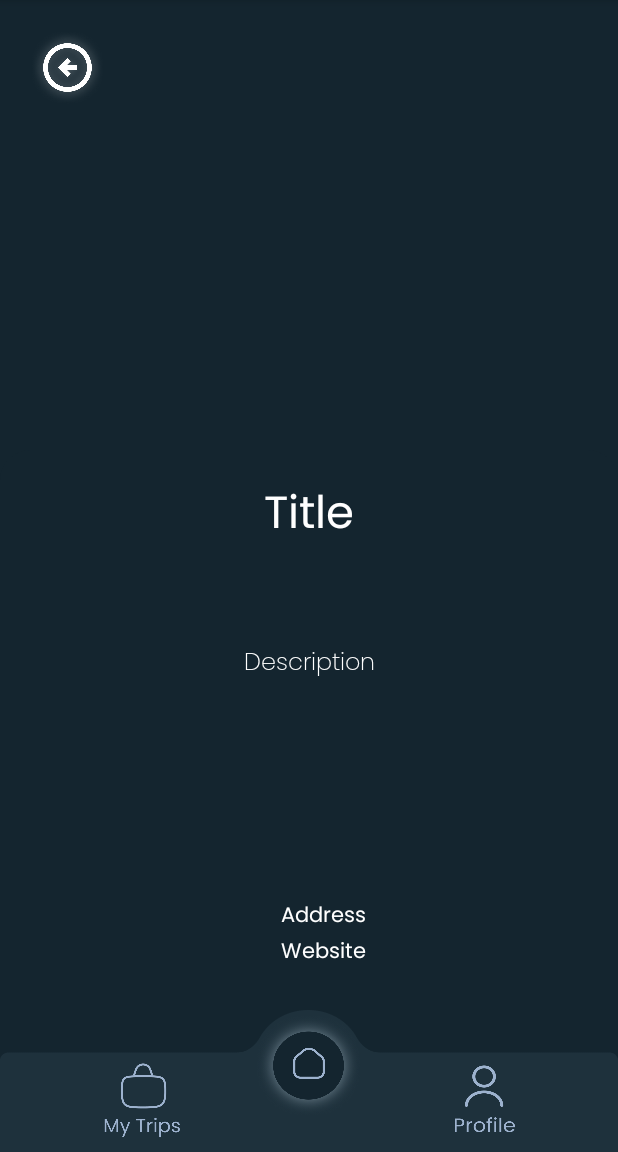
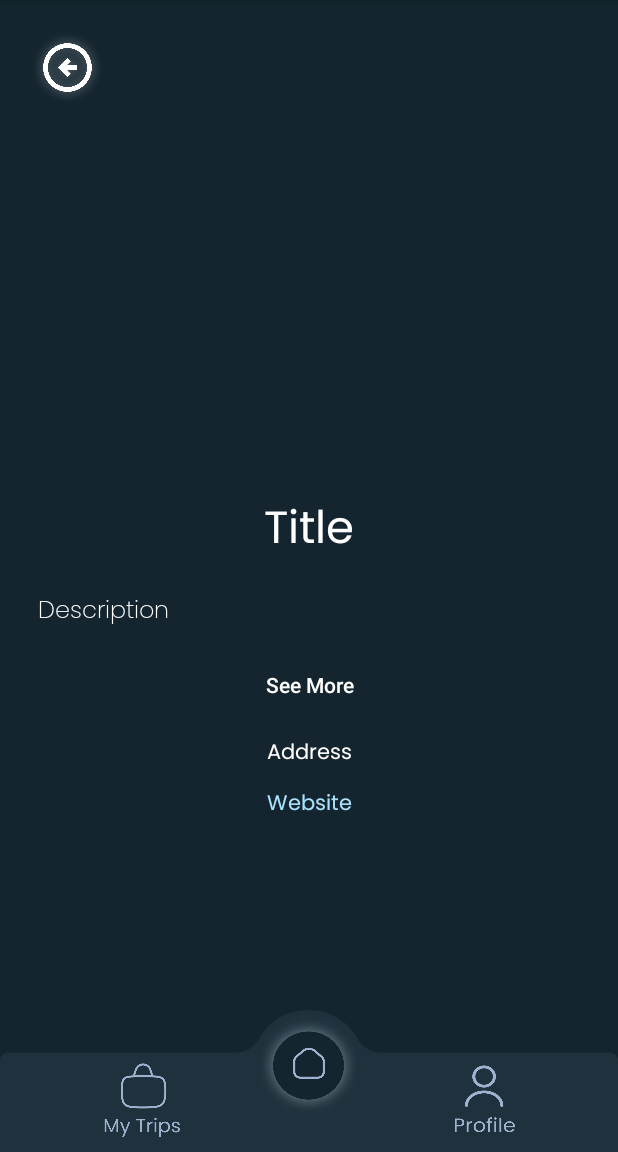
Before and after one commit to rithvik213/TripPlanner, an Android app: the AttractionsFragment screen opened through its navigation route, on a phone screen of 412 x 824 dp, the part 84-1236 px from its top. Run offline under Robolectric (Android 15) with nearby library versions, the phone set to English and light mode, and no system bars; our stand-ins replace navigation-ui; libraries missing offline, so code that uses them is left out: com.google.api.services; pictures from the network do not load.

Commit message:
fully refined home screen with functionality to update location properly, loading screen fully confugured, and attraction page UI updated

```diff
--- a/app/src/main/java/com/example/tripplanner/AttractionsFragment.kt
+++ b/app/src/main/java/com/example/tripplanner/AttractionsFragment.kt
@@ -1,13 +1,19 @@
 package com.example.tripplanner
 
+import android.content.Intent
+import android.net.Uri
 import android.os.Bundle
+import android.text.TextUtils
 import android.util.Log
 import android.view.LayoutInflater
 import android.view.View
 import android.view.ViewGroup
+import android.webkit.URLUtil
+import android.widget.Button
 import android.widget.ImageButton
 import android.widget.ImageView
 import android.widget.TextView
+import android.widget.Toast
 import androidx.fragment.app.Fragment
 import androidx.lifecycle.ViewModelProvider
 import androidx.navigation.fragment.findNavController
@@ -40,6 +46,29 @@ class AttractionsFragment : Fragment() {
         locationId?.let {
             fetchAttractionDetails(it)
         }
+
+        backButton = view.findViewById<ImageButton>(R.id.backbutton)
+        backButton.setOnClickListener {
+            findNavController().popBackStack(R.id.discoverPageFragment, false)
+
+        }
+
+        val seeMoreButton = view.findViewById<Button>(R.id.seeMoreButton)
+        val descriptionTextView = view.findViewById<TextView>(R.id.attractiondescription)
+        seeMoreButton.setOnClickListener {
+            toggleDescription(descriptionTextView, seeMoreButton)
+        }
+
+        val websiteTextView = view.findViewById<TextView>(R.id.attractionwebsite)
+        websiteTextView.setOnClickListener {
+            val url = websiteTextView.text.toString()
+            if (URLUtil.isValidUrl(url)) {
+                val intent = Intent(Intent.ACTION_VIEW, Uri.parse(url))
+                startActivity(intent)
+            } else {
+                Toast.makeText(context, "Invalid URL", Toast.LENGTH_SHORT).show()
+            }
+        }
     }
 
     private fun fetchAttractionDetails(locationId: String) {
@@ -53,6 +82,22 @@ class AttractionsFragment : Fragment() {
             observeAttractionDetails()
         }
     }
+
+
+    private fun toggleDescription(descriptionTextView: TextView, seeMoreButton: Button) {
+        if (descriptionTextView.maxLines == Integer.MAX_VALUE) {
+            descriptionTextView.maxLines = 4
+            descriptionTextView.ellipsize = TextUtils.TruncateAt.END
+            seeMoreButton.text = "See More"
+        } else {
+            descriptionTextView.maxLines = Integer.MAX_VALUE
+            descriptionTextView.ellipsize = null
+            seeMoreButton.text = "See Less"
+        }
+    }
+
+
+
 
     private fun observeAttractionDetails() {
         viewModel.attractionDetails.observe(viewLifecycleOwner) { details ->
--- a/app/src/main/java/com/example/tripplanner/DestinationsPage.kt
+++ b/app/src/main/java/com/example/tripplanner/DestinationsPage.kt
@@ -54,7 +54,7 @@ class DestinationsPage : Fragment() {
 
         backButton = view.findViewById<ImageButton>(R.id.backbutton)
         backButton.setOnClickListener {
-            findNavController().navigate(R.id.destinationInfoPage_to_DiscoverPage)
+            findNavController().popBackStack(R.id.discoverPageFragment, false)
         }
         return view
     }
--- a/app/src/main/java/com/example/tripplanner/MainActivity.kt
+++ b/app/src/main/java/com/example/tripplanner/MainActivity.kt
@@ -45,7 +45,7 @@ class MainActivity : AppCompatActivity() {
         navController = navHostFragment.navController
 
         fabHome.setOnClickListener {
-            navController.navigate(R.id.global_action_to_homeScreen)
+            navController.navigate(R.id.global_action_to_discoverPage)
         }
 
         fabPerson.setOnClickListener {
--- a/app/src/main/res/layout/fragment_attractions.xml
+++ b/app/src/main/res/layout/fragment_attractions.xml
@@ -9,84 +9,103 @@
 
     <FrameLayout
         android:layout_width="match_parent"
-        android:layout_height="wrap_content">
+        android:layout_height="320dp">
 
         <ImageView
+            android:id="@+id/attractionimage"
             android:layout_width="match_parent"
-            android:id="@+id/attractionimage"
-            android:scaleType="centerCrop"
-            android:layout_height="320dp" />
+            android:layout_height="match_parent"
+            android:scaleType="centerCrop" />
+
         <ImageButton
+            android:id="@+id/backbutton"
             android:layout_width="50dp"
             android:layout_height="50dp"
-            android:id="@+id/backbutton"
-            android:layout_marginLeft="20dp"
-            android:layout_marginTop="20dp"
-            android:background="@drawable/backarrow"/>
+            android:layout_margin="20dp"
+            android:background="@drawable/backarrow" />
+
         <View
             android:layout_width="match_parent"
             android:layout_height="20dp"
             android:layout_gravity="bottom"
             android:background="@drawable/destinationcardcorners" />
-
     </FrameLayout>
 
-
-    <TextView
-        android:layout_width="wrap_content"
-        android:layout_height="wrap_content"
-        android:fontFamily="@font/poppins"
-        android:id="@+id/attractiontitle"
-        android:layout_gravity="center"
-        android:text="Title"
-        android:paddingLeft="5dp"
-        android:paddingRight="5dp"
-        android:textColor="@color/white"
-        android:textSize="30dp" />
-
     <ScrollView
-        android:layout_width="340dp"
-        android:layout_height="230dp"
-        android:layout_gravity="center"
-        android:paddingTop="10dp"
-        android:paddingBottom="10dp"
+        android:layout_width="match_parent"
+        android:layout_height="0dp"
+        android:layout_weight="1"
         android:fillViewport="true">
 
-    <TextView
-        android:id="@+id/attractiondescription"
-        android:layout_width="340dp"
-        android:layout_height="230dp"
-        android:layout_gravity="center"
-        android:paddingRight="15dp"
-        android:paddingTop="50dp"
-        android:paddingLeft="15dp"
-        android:scrollbars="vertical"
-        android:textAlignment="center"
-        android:textSize="16sp"
-        android:fontFamily="@font/poppinslight"
-        android:text="Description"
-        android:textColor="@color/white" />
+        <LinearLayout
+            android:layout_width="match_parent"
+            android:layout_height="wrap_content"
+            android:orientation="vertical"
+            android:padding="10dp">
 
-    </ScrollView>
-    <TextView
-        android:id="@+id/attractionaddress"
-        android:layout_width="wrap_content"
-        android:layout_height="wrap_content"
-        android:textColor="@color/white"
-        android:text="Address"
-        android:layout_gravity="center"
-        android:fontFamily="@font/poppins"
-        android:layout_marginLeft="10dp"/>
+            <TextView
+                android:id="@+id/attractiontitle"
+                android:layout_width="match_parent"
+                android:layout_height="wrap_content"
+                android:text="Title"
+                android:gravity="center"
+                android:textSize="30sp"
+                android:textColor="@color/white"
+                android:fontFamily="@font/poppins"
+                android:maxLines="2"
+                android:ellipsize="end" />
 
-    <TextView
-        android:id="@+id/attractionwebsite"
-        android:layout_width="wrap_content"
-        android:layout_height="wrap_content"
-        android:textColor="@color/white"
-        android:layout_gravity="center"
-        android:text="Website"
-        android:fontFamily="@font/poppins"
-        android:layout_marginLeft="10dp"/>
+            <TextView
+                android:id="@+id/attractiondescription"
+                android:layout_width="match_parent"
+                android:layout_height="wrap_content"
+                android:text="Description"
+                android:textSize="16sp"
+                android:textColor="@color/white"
+                android:fontFamily="@font/poppinslight"
+                android:padding="15dp"
+                android:maxLines="4"
+                android:ellipsize="end" />
+
+            <Button
+                android:id="@+id/seeMoreButton"
+                android:layout_width="wrap_content"
+                android:layout_height="wrap_content"
+                android:text="See More"
+                android:textAllCaps="false"
+                android:textColor="@android:color/white"
+                android:background="@android:color/transparent"
+                android:layout_gravity="center_horizontal"
+                android:layout_marginTop="-4dp"
+                android:padding="8dp"
+                android:onClick="toggleDescription" />
 
 
+            <TextView
+                android:id="@+id/attractionaddress"
+                android:layout_width="match_parent"
+                android:layout_height="wrap_content"
+                android:text="Address"
+                android:textColor="@color/white"
+                android:gravity="center_horizontal"
+                android:fontFamily="@font/poppins"
+                android:layout_marginTop="10dp" />
+
+            <TextView
+                android:id="@+id/attractionwebsite"
+                android:layout_width="match_parent"
+                android:layout_height="wrap_content"
+                android:text="Website"
+                android:textColor="@color/linkcolor"
+                android:gravity="center_horizontal"
+                android:fontFamily="@font/poppins"
+                android:layout_marginTop="10dp"
+                android:clickable="true"
+                android:focusable="true"
+                android:autoLink="web" />
+
+
+        </LinearLayout>
+    </ScrollView>
+
 </LinearLayout>
--- a/app/src/main/res/navigation/nav_graph.xml
+++ b/app/src/main/res/navigation/nav_graph.xml
@@ -19,7 +19,8 @@
 
         <action
             android:id="@+id/action_onboardingFragment_to_discoverPageFragment"
-            app:destination="@+id/discoverPageFragment" />
+            app:destination="@+id/discoverPageFragment"
+            app:launchSingleTop="true"/>
     </fragment>
 
     <fragment
@@ -69,9 +70,6 @@
         android:name="com.example.tripplanner.Results"
         android:label="fragment_results"
         tools:layout="@layout/fragment_results" >
-        <argument
-            android:name="cityName"
-            app:argType="string" />
     </fragment>
 
         <action
@@ -123,25 +121,28 @@
         android:label="fragment_attractions_page"
         tools:layout="@layout/fragment_attractions" />
 
-
     <fragment
         android:id="@+id/destinationspageFragment"
         android:name="com.example.tripplanner.DestinationsPage"
         android:label="fragment_destinations_page"
         tools:layout="@layout/fragment_discover_page"/>
 
-    <action android:id="@+id/destinationInfoPage_to_DiscoverPage"
-        app:destination="@+id/discoverPageFragment"/>
 
-    <action android:id="@+id/attractoininfopage_to_discoverpage"
-        app:destination="@+id/discoverPageFragment"/>
-
-    <action android:id="@+id/global_action_to_homeScreen"
-        app:destination="@id/discoverPageFragment" />
+    <action android:id="@+id/global_action_to_discoverPage"
+        app:destination="@id/discoverPageFragment"
+        app:popUpTo="@id/discoverPageFragment"
+        app:popUpToInclusive="false"
+        app:launchSingleTop="true"/>
 
     <action android:id="@+id/global_action_to_personScreen"
-        app:destination="@id/userProfileFragment" />
+        app:destination="@id/userProfileFragment"
+        app:popUpTo="@id/nav_graph"
+        app:popUpToInclusive="false"
+        app:launchSingleTop="true"/>
 
     <action android:id="@+id/global_action_to_tripScreen"
-        app:destination="@+id/homeScreenFragment"/>
+        app:destination="@+id/homeScreenFragment"
+        app:popUpTo="@id/nav_graph"
+        app:popUpToInclusive="false"
+        app:launchSingleTop="true"/>
 </navigation>
--- a/app/src/main/res/values/colors.xml
+++ b/app/src/main/res/values/colors.xml
@@ -7,4 +7,5 @@
     <color name="appBackgroundColor">#14252F</color>
     <color name= "bottomappbar">#1E313C</color>
     <color name="gray">#D2D2D2</color>
+    <color name="linkcolor">#A9E2FD</color>
 </resources>
```
Also changed, not shown: app/src/main/java/com/example/tripplanner/AttractionsViewModel.kt (+18 -1 lines), app/src/main/java/com/example/tripplanner/DiscoverPage.kt (+79 -25 lines), app/src/main/res/layout/fragment_discover_page.xml (+5 -3 lines), app/src/main/res/drawable/seeless.png (added), app/src/main/res/drawable/seemore.png (added).
